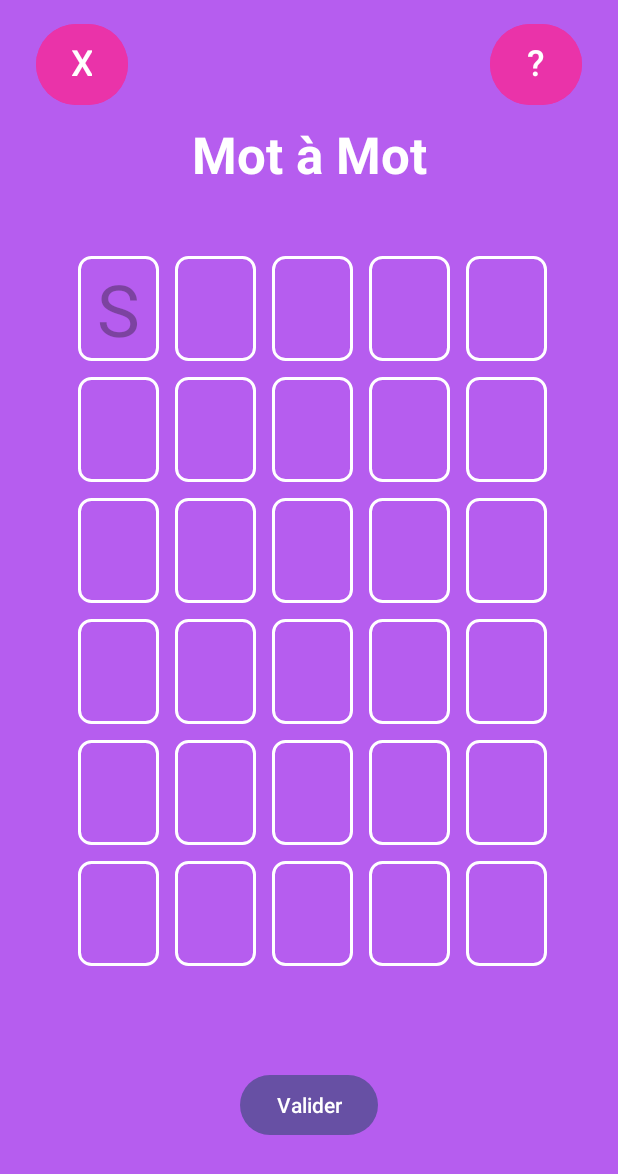
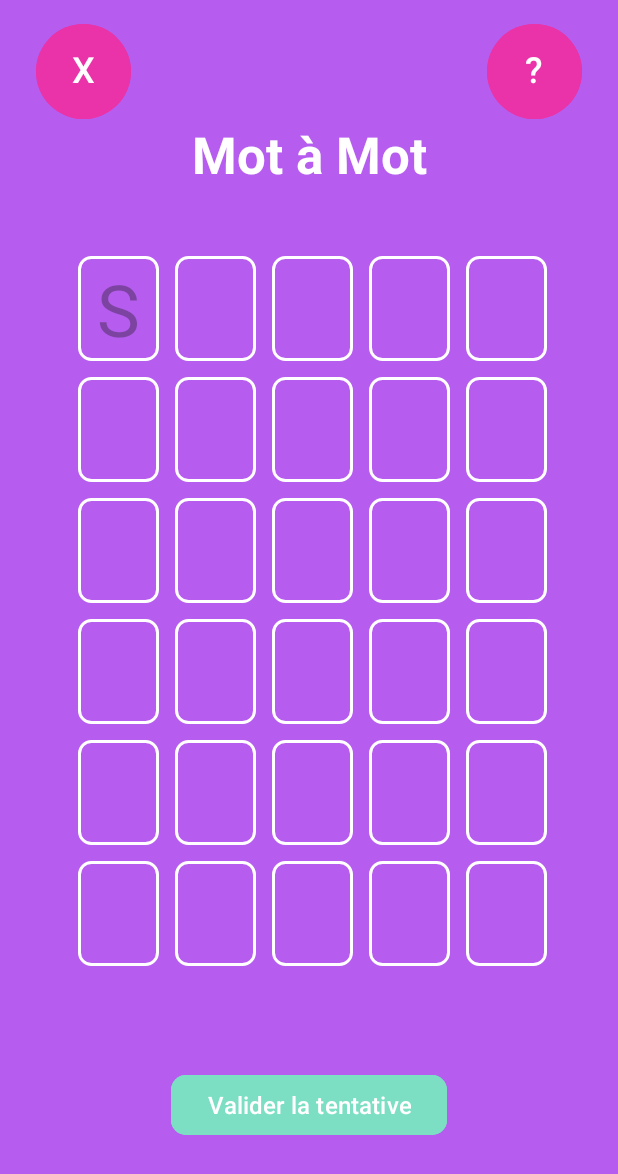
Before and after one commit to 2Axelle9/jeu-Mot-A-Mot, an Android app: the MainActivity screen opened directly, with no data from a screen before it, on a phone screen of 412 x 824 dp. Shown: the top 1174 px of the screen. Run offline under Robolectric (Android 15) with nearby library versions, the phone set to English and light mode, and no system bars.

Commit message:
Mode paysage désactivé + style bouton validé + lettres absentes soulignées + lettres en majuscule

```diff
--- a/app/src/main/java/com/example/motamot/MainActivity.kt
+++ b/app/src/main/java/com/example/motamot/MainActivity.kt
@@ -1,6 +1,7 @@
 package com.example.motamot
 
 import android.content.Intent
+import android.graphics.Paint
 import android.os.Bundle
 import android.text.Editable
 import android.text.TextWatcher
@@ -175,7 +176,10 @@ class MainActivity : AppCompatActivity() {
                     correctLetters[i] = editText.text.toString()[0] //On enregistre la lettre correcte pour l'afficher à la prochaine tenttative
                 }
                 CharFeedback.PRESENT -> editText.setBackgroundResource(R.color.present)
-                CharFeedback.ABSENT -> editText.setBackgroundResource(R.color.absent)
+                CharFeedback.ABSENT -> {
+                    editText.setBackgroundResource(R.color.absent)
+                    editText.paintFlags = editText.paintFlags or Paint.UNDERLINE_TEXT_FLAG // On souligne les lettres incorrectes
+                }
             }
         }
     }
--- a/app/src/main/res/layout/activity_main.xml
+++ b/app/src/main/res/layout/activity_main.xml
@@ -12,8 +12,8 @@
 
     <Button
         android:id="@+id/btnHelp"
-        android:layout_width="61dp"
-        android:layout_height="54dp"
+        android:layout_width="63dp"
+        android:layout_height="63dp"
         android:layout_marginTop="16dp"
         android:layout_marginEnd="24dp"
         android:backgroundTint="@color/contrast_color_2"
@@ -31,8 +31,8 @@
 
     <Button
         android:id="@+id/btnQuit"
-        android:layout_width="61dp"
-        android:layout_height="54dp"
+        android:layout_width="63dp"
+        android:layout_height="63dp"
         android:layout_marginStart="24dp"
         android:layout_marginTop="16dp"
         android:backgroundTint="@color/contrast_color_2"
@@ -97,7 +97,7 @@
                 android:textAllCaps="true"
                 android:textColor="@color/dark_color"
                 android:textSize="48sp"
-                android:inputType="textNoSuggestions|textVisiblePassword"
+                android:inputType="textNoSuggestions|textVisiblePassword|textCapCharacters"
                 tools:text="a" />
 
 
@@ -113,7 +113,7 @@
                 android:textAllCaps="true"
                 android:textColor="@color/dark_color"
                 android:textSize="48sp"
-                android:inputType="textNoSuggestions|textVisiblePassword"
+                android:inputType="textNoSuggestions|textVisiblePassword|textCapCharacters"
                 tools:text="a" />
 
 
@@ -129,7 +129,7 @@
                 android:textAllCaps="true"
                 android:textColor="@color/dark_color"
                 android:textSize="48sp"
-                android:inputType="textNoSuggestions|textVisiblePassword"
+                android:inputType="textNoSuggestions|textVisiblePassword|textCapCharacters"
                 tools:text="a" />
 
 
@@ -145,7 +145,7 @@
                 android:textAllCaps="true"
                 android:textColor="@color/dark_color"
                 android:textSize="48sp"
-                android:inputType="textNoSuggestions|textVisiblePassword"
+                android:inputType="textNoSuggestions|textVisiblePassword|textCapCharacters"
                 tools:text="a" />
 
 
@@ -161,7 +161,7 @@
                 android:textAllCaps="true"
                 android:textColor="@color/dark_color"
                 android:textSize="48sp"
-                android:inputType="textNoSuggestions|textVisiblePassword"
+                android:inputType="textNoSuggestions|textVisiblePassword|textCapCharacters"
                 tools:text="a" />
 
         </LinearLayout>
@@ -187,7 +187,7 @@
                 android:textAllCaps="true"
                 android:textColor="@color/dark_color"
                 android:textSize="48sp"
-                android:inputType="textNoSuggestions|textVisiblePassword"
+                android:inputType="textNoSuggestions|textVisiblePassword|textCapCharacters"
                 tools:text="a" />
 
 
@@ -203,7 +203,7 @@
                 android:textAllCaps="true"
                 android:textColor="@color/dark_color"
                 android:textSize="48sp"
-                android:inputType="textNoSuggestions|textVisiblePassword"
+                android:inputType="textNoSuggestions|textVisiblePassword|textCapCharacters"
                 tools:text="a" />
 
 
@@ -219,7 +219,7 @@
                 android:textAllCaps="true"
                 android:textColor="@color/dark_color"
                 android:textSize="48sp"
-                android:inputType="textNoSuggestions|textVisiblePassword"
+                android:inputType="textNoSuggestions|textVisiblePassword|textCapCharacters"
                 tools:text="a" />
 
 
@@ -235,7 +235,7 @@
                 android:textAllCaps="true"
                 android:textColor="@color/dark_color"
                 android:textSize="48sp"
-                android:inputType="textNoSuggestions|textVisiblePassword"
+                android:inputType="textNoSuggestions|textVisiblePassword|textCapCharacters"
                 tools:text="a" />
 
 
@@ -251,7 +251,7 @@
                 android:textAllCaps="true"
                 android:textColor="@color/dark_color"
                 android:textSize="48sp"
-                android:inputType="textNoSuggestions|textVisiblePassword"
+                android:inputType="textNoSuggestions|textVisiblePassword|textCapCharacters"
                 tools:text="a" />
 
         </LinearLayout>
@@ -277,7 +277,7 @@
                 android:textAllCaps="true"
                 android:textColor="@color/dark_color"
                 android:textSize="48sp"
-                android:inputType="textNoSuggestions|textVisiblePassword"
+                android:inputType="textNoSuggestions|textVisiblePassword|textCapCharacters"
                 tools:text="a" />
 
 
@@ -293,7 +293,7 @@
                 android:textAllCaps="true"
                 android:textColor="@color/dark_color"
                 android:textSize="48sp"
-                android:inputType="textNoSuggestions|textVisiblePassword"
+                android:inputType="textNoSuggestions|textVisiblePassword|textCapCharacters"
                 tools:text="a" />
 
 
@@ -309,7 +309,7 @@
                 android:textAllCaps="true"
                 android:textColor="@color/dark_color"
                 android:textSize="48sp"
-                android:inputType="textNoSuggestions|textVisiblePassword"
+                android:inputType="textNoSuggestions|textVisiblePassword|textCapCharacters"
                 tools:text="a" />
 
 
@@ -325,7 +325,7 @@
                 android:textAllCaps="true"
                 android:textColor="@color/dark_color"
                 android:textSize="48sp"
-                android:inputType="textNoSuggestions|textVisiblePassword"
+                android:inputType="textNoSuggestions|textVisiblePassword|textCapCharacters"
                 tools:text="a" />
 
 
@@ -341,7 +341,7 @@
                 android:textAllCaps="true"
                 android:textColor="@color/dark_color"
                 android:textSize="48sp"
-                android:inputType="textNoSuggestions|textVisiblePassword"
+                android:inputType="textNoSuggestions|textVisiblePassword|textCapCharacters"
                 tools:text="a" />
 
         </LinearLayout>
@@ -367,7 +367,7 @@
                 android:textAllCaps="true"
                 android:textColor="@color/dark_color"
                 android:textSize="48sp"
-                android:inputType="textNoSuggestions|textVisiblePassword"
+                android:inputType="textNoSuggestions|textVisiblePassword|textCapCharacters"
                 tools:text="a" />
 
 
@@ -383,7 +383,7 @@
                 android:textAllCaps="true"
                 android:textColor="@color/dark_color"
                 android:textSize="48sp"
-                android:inputType="textNoSuggestions|textVisiblePassword"
+                android:inputType="textNoSuggestions|textVisiblePassword|textCapCharacters"
                 tools:text="a" />
 
 
@@ -399,7 +399,7 @@
                 android:textAllCaps="true"
                 android:textColor="@color/dark_color"
                 android:textSize="48sp"
-                android:inputType="textNoSuggestions|textVisiblePassword"
+                android:inputType="textNoSuggestions|textVisiblePassword|textCapCharacters"
                 tools:text="a" />
 
 
@@ -415,7 +415,7 @@
                 android:textAllCaps="true"
                 android:textColor="@color/dark_color"
                 android:textSize="48sp"
-                android:inputType="textNoSuggestions|textVisiblePassword"
+                android:inputType="textNoSuggestions|textVisiblePassword|textCapCharacters"
                 tools:text="a" />
 
 
@@ -431,7 +431,7 @@
                 android:textAllCaps="true"
                 android:textColor="@color/dark_color"
                 android:textSize="48sp"
-                android:inputType="textNoSuggestions|textVisiblePassword"
+                android:inputType="textNoSuggestions|textVisiblePassword|textCapCharacters"
                 tools:text="a" />
 
         </LinearLayout>
@@ -456,7 +456,7 @@
                 android:textAllCaps="true"
                 android:textColor="@color/dark_color"
                 android:textSize="48sp"
-                android:inputType="textNoSuggestions|textVisiblePassword"
+                android:inputType="textNoSuggestions|textVisiblePassword|textCapCharacters"
                 tools:text="a" />
 
 
@@ -472,7 +472,7 @@
                 android:textAllCaps="true"
                 android:textColor="@color/dark_color"
                 android:textSize="48sp"
-                android:inputType="textNoSuggestions|textVisiblePassword"
+                android:inputType="textNoSuggestions|textVisiblePassword|textCapCharacters"
                 tools:text="a" />
 
 
@@ -488,7 +488,7 @@
                 android:textAllCaps="true"
                 android:textColor="@color/dark_color"
                 android:textSize="48sp"
-                android:inputType="textNoSuggestions|textVisiblePassword"
+                android:inputType="textNoSuggestions|textVisiblePassword|textCapCharacters"
                 tools:text="a" />
 
 
@@ -504,7 +504,7 @@
                 android:textAllCaps="true"
                 android:textColor="@color/dark_color"
                 android:textSize="48sp"
-                android:inputType="textNoSuggestions|textVisiblePassword"
+                android:inputType="textNoSuggestions|textVisiblePassword|textCapCharacters"
                 tools:text="a" />
 
 
@@ -520,7 +520,7 @@
                 android:textAllCaps="true"
                 android:textColor="@color/dark_color"
                 android:textSize="48sp"
-                android:inputType="textNoSuggestions|textVisiblePassword"
+                android:inputType="textNoSuggestions|textVisiblePassword|textCapCharacters"
                 tools:text="a" />
 
         </LinearLayout>
@@ -545,7 +545,7 @@
                 android:textAllCaps="true"
                 android:textColor="@color/dark_color"
                 android:textSize="48sp"
-                android:inputType="textNoSuggestions|textVisiblePassword"
+                android:inputType="textNoSuggestions|textVisiblePassword|textCapCharacters"
                 tools:text="a" />
 
 
@@ -561,7 +561,7 @@
                 android:textAllCaps="true"
                 android:textColor="@color/dark_color"
                 android:textSize="48sp"
-                android:inputType="textNoSuggestions|textVisiblePassword"
+                android:inputType="textNoSuggestions|textVisiblePassword|textCapCharacters"
                 tools:text="a" />
 
 
@@ -577,7 +577,7 @@
                 android:textAllCaps="true"
                 android:textColor="@color/dark_color"
                 android:textSize="48sp"
-                android:inputType="textNoSuggestions|textVisiblePassword"
+                android:inputType="textNoSuggestions|textVisiblePassword|textCapCharacters"
                 tools:text="a" />
 
 
@@ -593,7 +593,7 @@
                 android:textAllCaps="true"
                 android:textColor="@color/dark_color"
                 android:textSize="48sp"
-                android:inputType="textNoSuggestions|textVisiblePassword"
+                android:inputType="textNoSuggestions|textVisiblePassword|textCapCharacters"
                 tools:text="a" />
 
 
@@ -609,7 +609,7 @@
                 android:textAllCaps="true"
                 android:textColor="@color/dark_color"
                 android:textSize="48sp"
-                android:inputType="textNoSuggestions|textVisiblePassword"
+                android:inputType="textNoSuggestions|textVisiblePassword|textCapCharacters"
                 tools:text="a" />
 
         </LinearLayout>
@@ -621,7 +621,10 @@
         android:id="@+id/btnValidate"
         android:layout_width="wrap_content"
         android:layout_height="wrap_content"
+        android:backgroundTint="@color/contrast_color"
         android:text="@string/btn_validate"
+        android:textSize="16sp"
+        app:cornerRadius="10dp"
         app:layout_constraintBottom_toBottomOf="parent"
         app:layout_constraintEnd_toEndOf="parent"
         app:layout_constraintStart_toStartOf="parent"
--- a/app/src/main/res/values/strings.xml
+++ b/app/src/main/res/values/strings.xml
@@ -1,7 +1,7 @@
 <resources>
     <string name="app_name">Mot à Mot</string>
     <string name="btn_start_text">Démarrer une partie</string>
-    <string name="btn_validate">Valider</string>
+    <string name="btn_validate">Valider la tentative</string>
     <string name="btn_rules">Règles du jeu</string>
     <string name="btn_back">Retour</string>
     <string name="rulesTitle">Règles du jeu</string>
```
Also changed, not shown: app/src/main/AndroidManifest.xml (+10 -5 lines).
